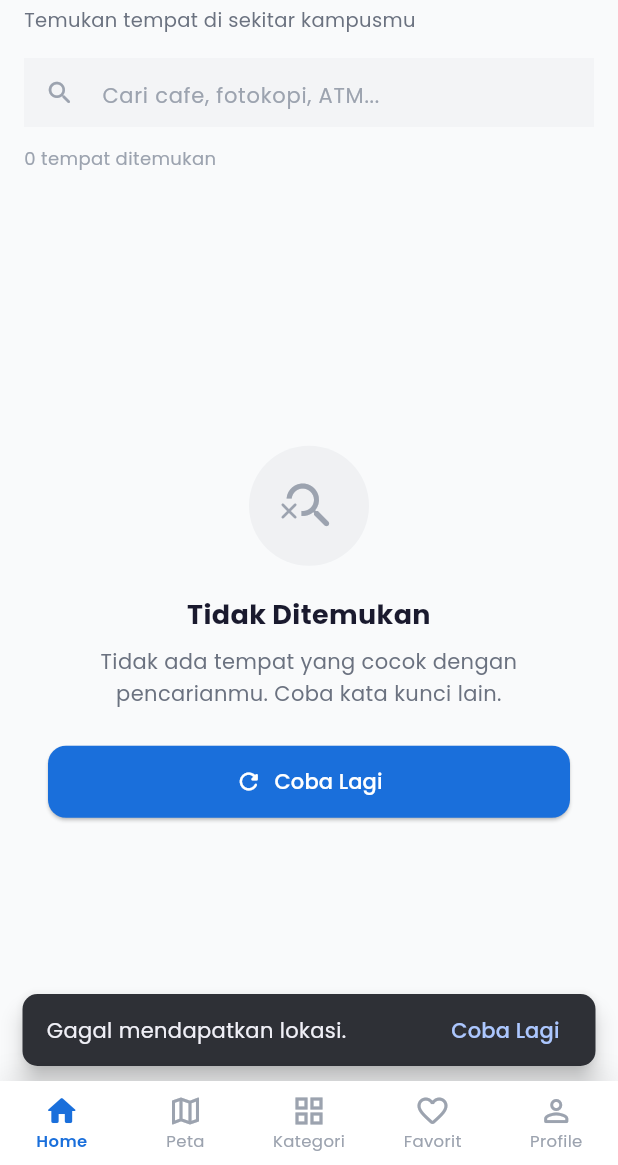
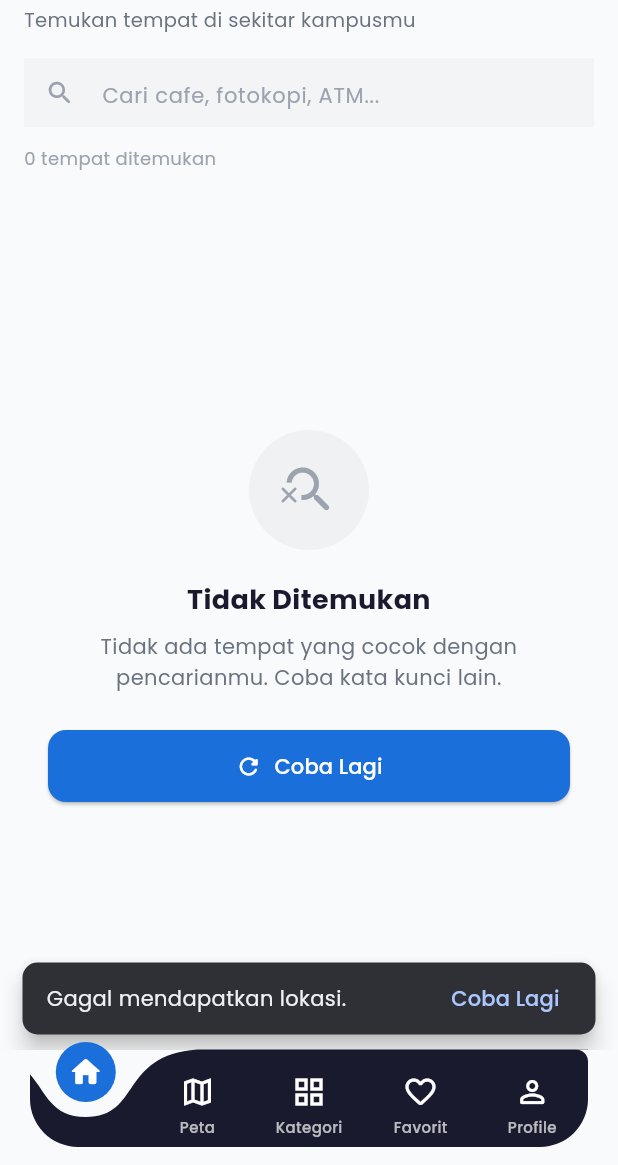
Before and after one commit to agnestiw/campus_nearby_directory, a Flutter app: the MainNavigation screen opened directly, on a phone screen of 412 x 824 dp, the part 71-1236 px from its top. Run offline on Flutter 3.47's test engine with Material 3 defaults, Android fonts, the phone set to English and light mode, and no system bars; drawn by our look-alikes of curved_labeled_navigation_bar; our stand-ins replace cached_network_image, flutter_map, geolocator, google_fonts, image_picker, latlong2 and 1 more; accounts and stored records are empty.

Commit message:
Update Navigation Bottom

```diff
--- a/lib/navigation/main_navigation.dart
+++ b/lib/navigation/main_navigation.dart
@@ -1,5 +1,7 @@
 import 'package:flutter/material.dart';
 import 'package:google_fonts/google_fonts.dart';
+import 'package:curved_labeled_navigation_bar/curved_navigation_bar.dart';
+import 'package:curved_labeled_navigation_bar/curved_navigation_bar_item.dart';
 
 import '../screens/home_screen.dart';
 import '../screens/map_screen.dart';
@@ -28,64 +30,122 @@ class _MainNavigationState extends State<MainNavigation> {
   @override
   Widget build(BuildContext context) {
     return Scaffold(
+      extendBody: true, // Allows the body to flow underneath the curved navigation bar
       body: IndexedStack(
-        // IndexedStack mempertahankan state tiap tab
         index: _currentIndex,
         children: _pages,
       ),
-      bottomNavigationBar: Container(
-        decoration: BoxDecoration(
-          color: Colors.white,
-          boxShadow: [
-            BoxShadow(
-              color: Colors.black.withOpacity(0.08),
-              blurRadius: 16,
-              offset: const Offset(0, -2),
-            ),
-          ],
-        ),
-        child: BottomNavigationBar(
-          currentIndex: _currentIndex,
-          onTap: (index) => setState(() => _currentIndex = index),
-          type: BottomNavigationBarType.fixed,
-          backgroundColor: Colors.white,
-          selectedItemColor: const Color(0xFF1A6FDB),
-          unselectedItemColor: const Color(0xFF9CA3AF),
-          selectedLabelStyle: GoogleFonts.poppins(
-            fontWeight: FontWeight.w600,
-            fontSize: 11,
+      bottomNavigationBar: Padding(
+        padding: const EdgeInsets.only(left: 20, right: 20, bottom: 12), // Sitting lower to save space
+        child: ClipPath(
+          clipper: TopUnclippedRoundedRectClipper(),
+          child: CurvedNavigationBar(
+            index: _currentIndex,
+            height: 65, // Slightly smaller height
+            iconPadding: 10, // Makes the floating blue circle smaller
+            backgroundColor: Colors.transparent, // Transparent to see page behind
+            color: const Color(0xFF1A1A2E), // Dark bar color
+            buttonBackgroundColor: const Color(0xFF1A6FDB), // Blue active circle
+            animationDuration: const Duration(milliseconds: 300),
+            onTap: (index) {
+              setState(() {
+                _currentIndex = index;
+              });
+            },
+            items: [
+              CurvedNavigationBarItem(
+                child: Icon(
+                  _currentIndex == 0 ? Icons.home_rounded : Icons.home_outlined,
+                  color: Colors.white,
+                  size: 24, // Smaller icons
+                ),
+                label: 'Home',
+                labelStyle: GoogleFonts.poppins(
+                  fontSize: 10,
+                  fontWeight: _currentIndex == 0 ? FontWeight.w600 : FontWeight.w500,
+                  color: _currentIndex == 0 ? Colors.transparent : Colors.white70,
+                ),
+              ),
+              CurvedNavigationBarItem(
+                child: Icon(
+                  _currentIndex == 1 ? Icons.map_rounded : Icons.map_outlined,
+                  color: Colors.white,
+                  size: 24,
+                ),
+                label: 'Peta',
+                labelStyle: GoogleFonts.poppins(
+                  fontSize: 10,
+                  fontWeight: _currentIndex == 1 ? FontWeight.w600 : FontWeight.w500,
+                  color: _currentIndex == 1 ? Colors.transparent : Colors.white70,
+                ),
+              ),
+              CurvedNavigationBarItem(
+                child: Icon(
+                  _currentIndex == 2 ? Icons.grid_view_rounded : Icons.grid_view_outlined,
+                  color: Colors.white,
+                  size: 24,
+                ),
+                label: 'Kategori',
+                labelStyle: GoogleFonts.poppins(
+                  fontSize: 10,
+                  fontWeight: _currentIndex == 2 ? FontWeight.w600 : FontWeight.w500,
+                  color: _currentIndex == 2 ? Colors.transparent : Colors.white70,
+                ),
+              ),
+              CurvedNavigationBarItem(
+                child: Icon(
+                  _currentIndex == 3 ? Icons.favorite_rounded : Icons.favorite_outline_rounded,
+                  color: Colors.white,
+                  size: 24,
+                ),
+                label: 'Favorit',
+                labelStyle: GoogleFonts.poppins(
+                  fontSize: 10,
+                  fontWeight: _currentIndex == 3 ? FontWeight.w600 : FontWeight.w500,
+                  color: _currentIndex == 3 ? Colors.transparent : Colors.white70,
+                ),
+              ),
+              CurvedNavigationBarItem(
+                child: Icon(
+                  _currentIndex == 4 ? Icons.person_rounded : Icons.person_outline_rounded,
+                  color: Colors.white,
+                  size: 24,
+                ),
+                label: 'Profile',
+                labelStyle: GoogleFonts.poppins(
+                  fontSize: 10,
+                  fontWeight: _currentIndex == 4 ? FontWeight.w600 : FontWeight.w500,
+                  color: _currentIndex == 4 ? Colors.transparent : Colors.white70,
+                ),
+              ),
+            ],
           ),
-          unselectedLabelStyle: GoogleFonts.poppins(fontSize: 11),
-          elevation: 0,
-          items: const [
-            BottomNavigationBarItem(
-              icon: Icon(Icons.home_outlined),
-              activeIcon: Icon(Icons.home_rounded),
-              label: 'Home',
-            ),
-            BottomNavigationBarItem(
-              icon: Icon(Icons.map_outlined),
-              activeIcon: Icon(Icons.map_rounded),
-              label: 'Peta',
-            ),
-            BottomNavigationBarItem(
-              icon: Icon(Icons.grid_view_outlined),
-              activeIcon: Icon(Icons.grid_view_rounded),
-              label: 'Kategori',
-            ),
-            BottomNavigationBarItem(
-              icon: Icon(Icons.favorite_outline_rounded),
-              activeIcon: Icon(Icons.favorite_rounded),
-              label: 'Favorit',
-            ),
-            BottomNavigationBarItem(
-              icon: Icon(Icons.person_outline_rounded),
-              activeIcon: Icon(Icons.person_rounded),
-              label: 'Profile',
-            ),
-          ],
         ),
       ),
     );
   }
 }
+
+class TopUnclippedRoundedRectClipper extends CustomClipper<Path> {
+  @override
+  Path getClip(Size size) {
+    // RRect dengan radius berbeda: atas membulat sedikit agar tidak memotong lingkaran, bawah membulat penuh seperti pil
+    final barPath = Path()
+      ..addRRect(RRect.fromRectAndCorners(
+        Rect.fromLTWH(0, 0, size.width, size.height),
+        topLeft: const Radius.circular(8),
+        topRight: const Radius.circular(8),
+        bottomLeft: const Radius.circular(32),
+        bottomRight: const Radius.circular(32),
+      ));
+
+    // Area bebas di bagian atas agar lingkaran biru tidak ikut terpotong
+    final overflowPath = Path()
+      ..addRect(Rect.fromLTWH(-100, -1000, size.width + 200, 1000));
+
+    return Path.combine(PathOperation.union, barPath, overflowPath);
+  }
+
+  @override
+  bool shouldReclip(covariant CustomClipper<Path> oldClipper) => false;
+}
--- a/pubspec.yaml
+++ b/pubspec.yaml
@@ -44,6 +44,7 @@ dependencies:
   google_fonts: ^8.1.0
   shared_preferences: ^2.2.0
   image_picker: ^1.0.0
+  curved_labeled_navigation_bar: ^2.0.6
 
 dev_dependencies:
   flutter_test:
```
Also changed, not shown: pubspec.lock.
